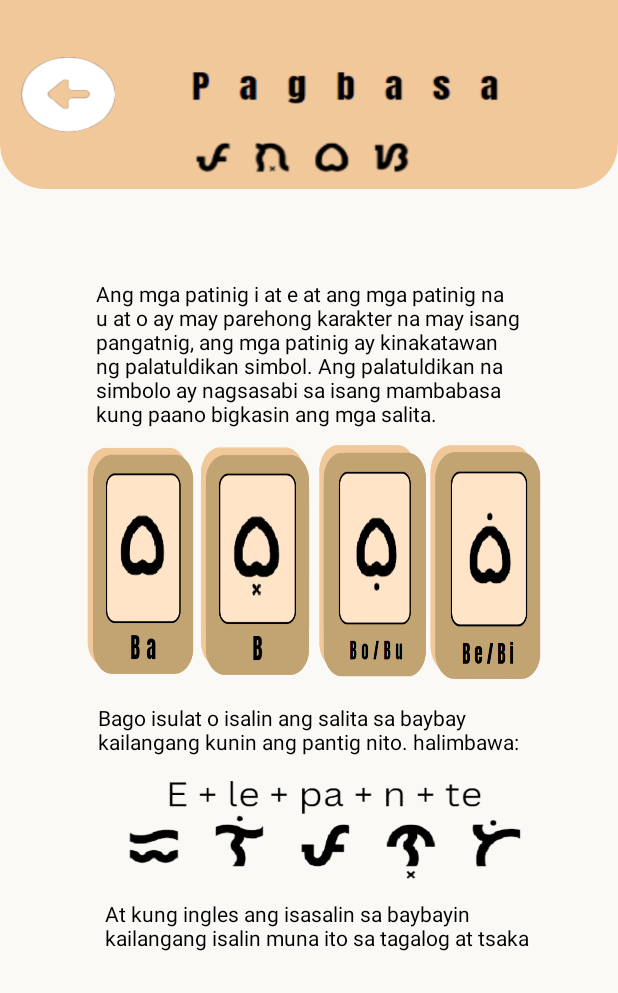
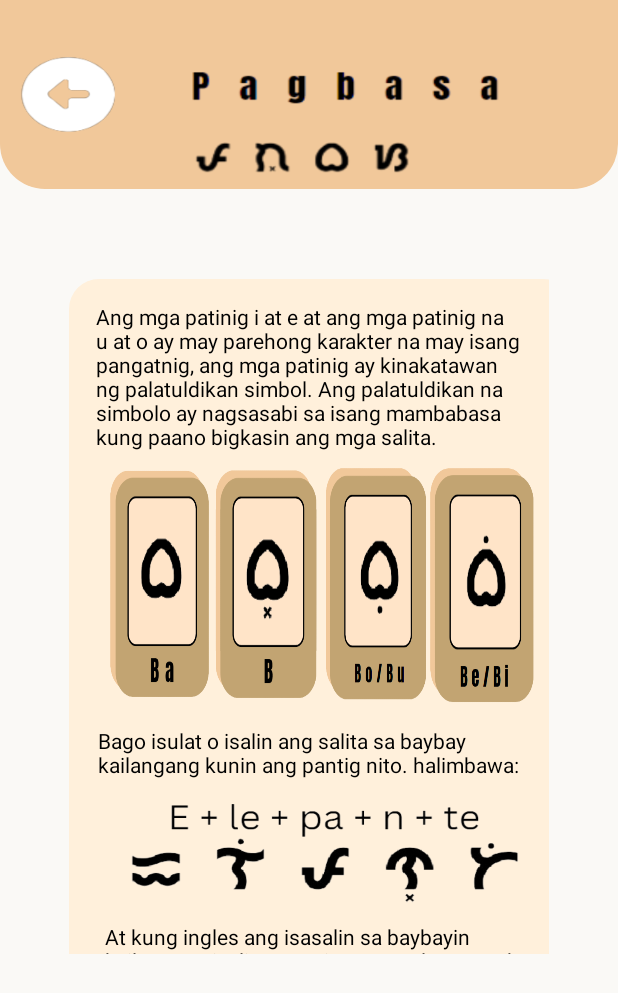
Before and after one commit to Khaloyy/Baybayay, an Android app: the PagbasaActivity screen opened directly, with no data from a screen before it, on a phone screen of 412 x 824 dp. Shown: the top 993 px of the screen. Run offline under Robolectric (Android 15) with nearby library versions, the phone set to English and light mode, and no system bars.

Commit message:
ui update

```diff
--- a/app/src/main/res/layout/activity_pagbasa.xml
+++ b/app/src/main/res/layout/activity_pagbasa.xml
@@ -47,6 +47,8 @@
             android:layout_height="520dp"
             android:layout_centerHorizontal="true"
             android:layout_marginTop="30dp"
+            android:padding="15dp"
+            android:background="@drawable/roundcorner"
             android:gravity="center">
 
             <TextView
@@ -193,10 +195,11 @@
 
             <include
                 layout="@layout/katinig_layout"
-                android:layout_width="330dp"
-                android:layout_height="800dp"
+                android:layout_width="279dp"
+                android:layout_height="750dp"
                 android:layout_below="@id/katinig"
-                android:layout_centerHorizontal="true" />
+                android:layout_centerHorizontal="true"
+                android:layout_marginTop="-7dp" />
 
         </RelativeLayout>
     </ScrollView>
--- a/app/src/main/res/layout/katinig_layout.xml
+++ b/app/src/main/res/layout/katinig_layout.xml
@@ -6,8 +6,8 @@
 
     <include
         layout="@layout/katinig"
-        android:layout_width="323dp"
-        android:layout_height="731dp"
+        android:layout_width="274dp"
+        android:layout_height="689dp"
         tools:layout_editor_absoluteX="-1dp"
         tools:layout_editor_absoluteY="-2dp" />
 </androidx.constraintlayout.widget.ConstraintLayout>
```
Also changed, not shown: app/src/main/res/drawable/katinig.png, app/src/main/res/drawable/patinig.png.
